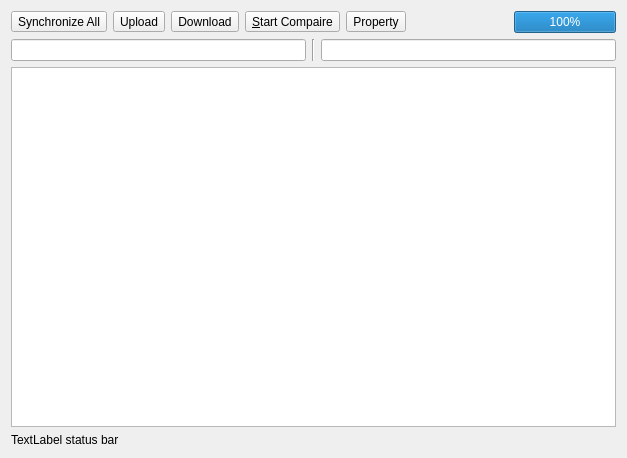
Before: the Qt Designer form src/synchronizewindow.ui in kitech/nullfxp, drawn with Qt 5.
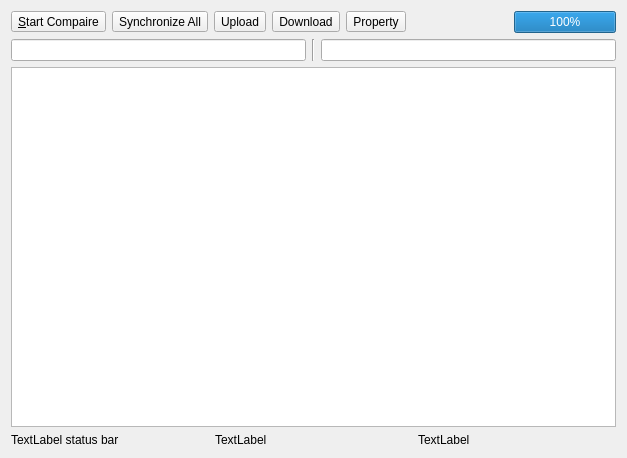
After: the same form once the commit is applied.

What changed in the file:
```diff
--- a/src/synchronizewindow.ui
+++ b/src/synchronizewindow.ui
@@ -13,9 +13,16 @@
   <property name="windowTitle">
    <string>Form</string>
   </property>
-  <layout class="QVBoxLayout">
+  <layout class="QVBoxLayout" name="verticalLayout">
    <item>
     <layout class="QHBoxLayout">
+     <item>
+      <widget class="QToolButton" name="toolButton_4">
+       <property name="text">
+        <string>&amp;Start Compaire</string>
+       </property>
+      </widget>
+     </item>
      <item>
       <widget class="QToolButton" name="toolButton">
        <property name="text">
@@ -37,13 +44,6 @@
        </property>
       </widget>
      </item>
-     <item>
-      <widget class="QToolButton" name="toolButton_4">
-       <property name="text">
-        <string>&amp;Start Compaire</string>
-       </property>
-      </widget>
-     </item>
      <item>
       <widget class="QToolButton" name="toolButton_5">
        <property name="text">
@@ -107,11 +107,29 @@
     </widget>
    </item>
    <item>
+    <layout class="QHBoxLayout" name="horizontalLayout">
+     <item>
     <widget class="QLabel" name="label">
      <property name="text">
       <string>TextLabel status bar</string>
      </property>
     </widget>
+     </item>
+     <item>
+      <widget class="QLabel" name="label_3">
+       <property name="text">
+        <string>TextLabel</string>
+       </property>
+      </widget>
+     </item>
+     <item>
+      <widget class="QLabel" name="label_2">
+       <property name="text">
+        <string>TextLabel</string>
+       </property>
+      </widget>
+     </item>
+    </layout>
    </item>
   </layout>
  </widget>
```
Left out of the diff: 2 changed lines with no effect on the pictures. Lines whose indentation alone changed are shown as unchanged.
